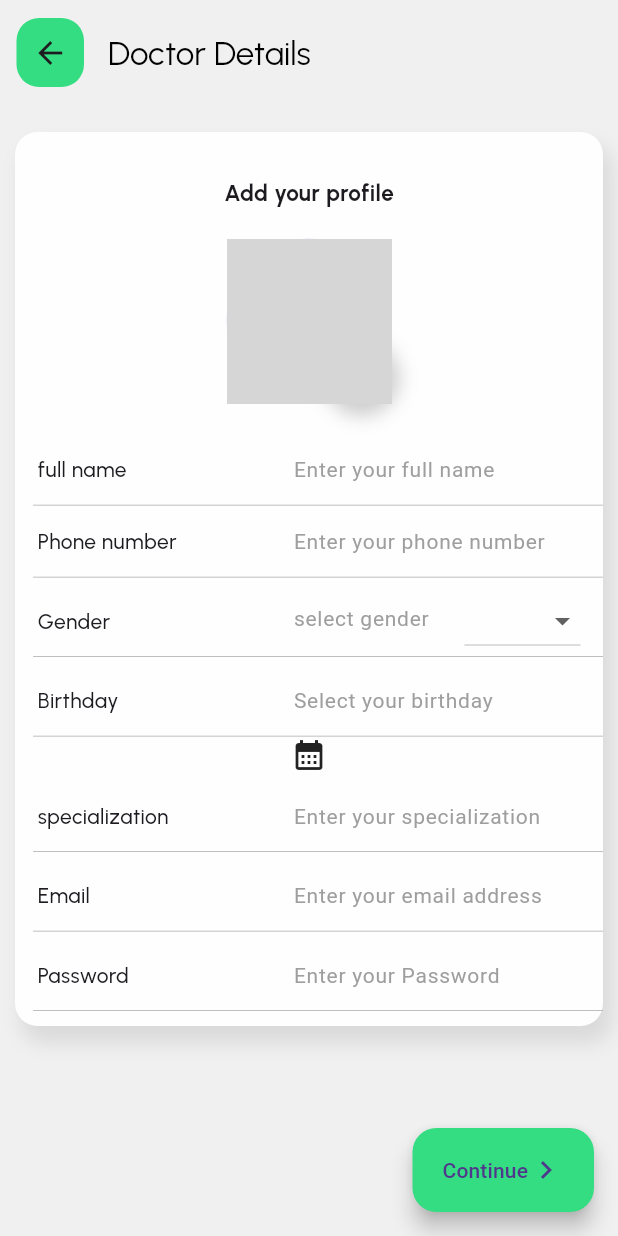
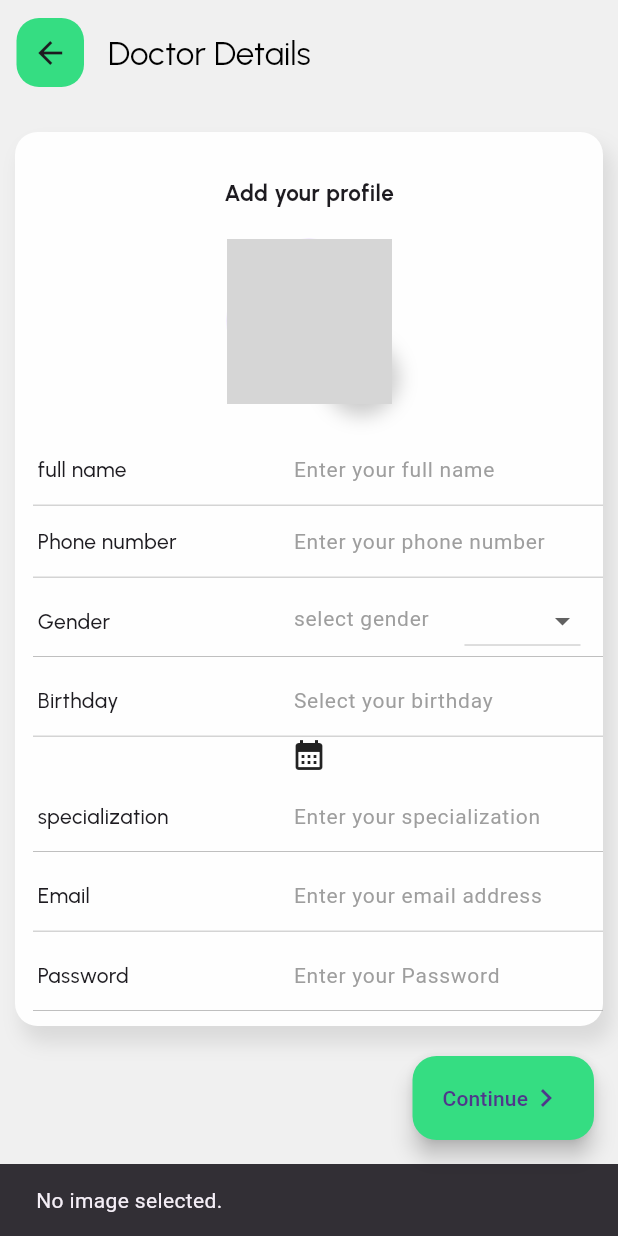
Before and after one commit to adnanpanakkad/Doc2heal_Doctor_App, a Flutter app: the DoctorDetails screen opened directly, after a tap on the "add" icon, on a phone screen of 412 x 824 dp. Run offline on Flutter 3.47's test engine with Material 3 defaults, Android fonts, the light colour scheme and no system bars; our stand-ins replace cloud_firestore, connectivity, firebase_auth, firebase_core, firebase_storage, google_fonts and 1 more; accounts and stored records are empty; grey boxes are pictures that could not be loaded.

Commit message:
code refactoring

```diff
--- a/lib/model/doctor_model.dart
+++ b/lib/model/doctor_model.dart
@@ -8,6 +8,7 @@ class DoctorModel {
   final String specialization;
   final String email;
   final String password;
+   String? uid;
 
   DoctorModel({
     this.imagepath,
@@ -19,6 +20,7 @@ class DoctorModel {
     required this.specialization,
     required this.email,
     required this.password,
+     this.uid,
   });
 
   // Factory constructor to create UserModel from JSON data
@@ -33,6 +35,7 @@ class DoctorModel {
       specialization: json['specialization'],
       email: json['email'],
       password: json['password'],
+      uid: json['uid'],
     );
   }
   Map<String, dynamic> toJson() {
@@ -46,6 +49,9 @@ class DoctorModel {
       'specialization': specialization,
       'email': email,
       'password': password,
+      'uid': uid,
     };
   }
+
+  static Future<DoctorModel?> fromMap(Map<String, dynamic> data) async {}
 }
--- a/lib/screens/bottombar_screens.dart
+++ b/lib/screens/bottombar_screens.dart
@@ -15,9 +15,7 @@ class __BottombarScreensState extends State<BottombarScreens> {
   final List<Widget> _pages = [
     const ScheduleScreen(),
     const ChatScreen(),
-    const ProfileScreen(
-      doctorId: '0',
-    ),
+    const ProfileScreen()
   ];
 
   @override
--- a/lib/screens/doctor_detailes_screen.dart
+++ b/lib/screens/doctor_detailes_screen.dart
@@ -1,4 +1,5 @@
 import 'dart:io';
+import 'package:cloud_firestore/cloud_firestore.dart';
 import 'package:doc2heal_doctor/model/doctor_model.dart';
 import 'package:doc2heal_doctor/screens/document_detailes.dart';
 import 'package:doc2heal_doctor/screens/welcome_screen.dart';
@@ -7,7 +8,7 @@ import 'package:doc2heal_doctor/services/firebase/firestore.dart';
 import 'package:doc2heal_doctor/utils/app_color.dart';
 import 'package:doc2heal_doctor/widgets/appbar/appbar.dart';
 import 'package:doc2heal_doctor/widgets/person_table/detail_tile.dart';
-import 'package:doc2heal_doctor/widgets/validator.dart';
+import 'package:doc2heal_doctor/utils/validator.dart';
 import 'package:firebase_storage/firebase_storage.dart';
 import 'package:flutter/material.dart';
 import 'package:google_fonts/google_fonts.dart';
@@ -23,7 +24,7 @@ class DoctorDetails extends StatefulWidget {
 
 class _DoctorDetailsState extends State<DoctorDetails> {
   String? selectedGender;
-  File? seletedImage;
+  File? _image;
   final TextEditingController _nameController = TextEditingController();
   final TextEditingController _phoneController = TextEditingController();
   final TextEditingController _genderController = TextEditingController();
@@ -96,9 +97,9 @@ class _DoctorDetailsState extends State<DoctorDetails> {
                             children: [
                               CircleAvatar(
                                 radius: 55,
-                                backgroundImage: seletedImage == null
+                                backgroundImage: _image == null
                                     ? const AssetImage('assets/Ellipse 1.png')
-                                    : FileImage(seletedImage!) as ImageProvider,
+                                    : FileImage(_image!) as ImageProvider,
                               ),
                               Container(
                                 decoration: BoxDecoration(
@@ -113,7 +114,9 @@ class _DoctorDetailsState extends State<DoctorDetails> {
                                   ],
                                 ),
                                 child: InkWell(
-                                  onTap: imagepicker,
+                                  onTap: () async {
+                                    pickAndUploadImage(context);
+                                  },
                                   child: const CircleAvatar(
                                     radius: 20,
                                     backgroundColor:
@@ -234,21 +237,22 @@ class _DoctorDetailsState extends State<DoctorDetails> {
         backgroundColor: Appcolor.primaryColor,
         onPressed: () async {
           if (formKey.currentState!.validate()) {
+            String? uid = await AuthenticationRepository.userEmailSignup(
+                _emailController.text, _passwordController.text);
+            if (uid != null) {
               DoctorModel doctor = DoctorModel(
-                imagepath: seletedImage!.path,
+                  imagepath: _image!.path,
                   name: _nameController.text.trim(),
                   phone: _phoneController.text.trim(),
                   gender: _genderController.text.trim(),
                   birthday: _birthController.text.trim(),
                   specialization: _specializationController.text.trim(),
                   email: _emailController.text.trim(),
-                password: _passwordController.text.trim());
-            await DoctorRepository().saveDoctorData(doctor, '0');
-            await AuthenticationRepository.userEmailSignup(
-                _emailController.text, _passwordController.text);
+                  password: _passwordController.text.trim(),
+                  uid: uid);
               Navigator.of(context).push(MaterialPageRoute(
                 builder: (context) => DocumentDetailes(
-                imagepath: seletedImage!.path,
+                  imagepath: _image!.path,
                   name: _nameController.text.trim(),
                   phone: _phoneController.text.trim(),
                   gender: _genderController.text.trim(),
@@ -258,6 +262,7 @@ class _DoctorDetailsState extends State<DoctorDetails> {
                   password: _passwordController.text.trim(),
                 ),
               ));
+            }
           }
         },
         label: const SizedBox(
@@ -272,30 +277,39 @@ class _DoctorDetailsState extends State<DoctorDetails> {
     );
   }
 
-  Future imagepicker() async {
-    final pickedImage =
-        await ImagePicker().pickImage(source: ImageSource.gallery);
-    if (pickedImage == null) return;
+  Future<String?> pickAndUploadImage(BuildContext context) async {
+    final ImagePicker picker = ImagePicker();
+    final XFile? image = await picker.pickImage(source: ImageSource.gallery);
+
+    if (image != null) {
       setState(() {
-      seletedImage = File(pickedImage.path);
+        _image = File(image.path);
       });
 
-    // Generate a unique filename for the image
-    String uniqueFilename = DateTime.now().microsecondsSinceEpoch.toString();
+      // Upload the image to Firebase Storage
+      final ref = FirebaseStorage.instance
+          .ref()
+          .child('images/${_image!.path.split('/').last}');
+      await ref.putFile(_image!);
 
-    // Create a reference to the location you want to upload to in Firebase Storage
-    Reference reference =
-        FirebaseStorage.instance.ref().child('images/$uniqueFilename');
+      // Retrieve the image URL
+      final url = await ref.getDownloadURL();
+      print('Image URL: $url');
 
-    // Upload the file to Firebase Storage
-    UploadTask uploadTask = reference.putFile(seletedImage!);
+      // Store the image URL in Firestore
+      // final firestore = FirebaseFirestore.instance;
+      // await firestore.doc('0').set(im
 
-    // Wait for the upload to complete and then get the download URL
-    TaskSnapshot taskSnapshot = await uploadTask;
-    String downloadUrl = await taskSnapshot.ref.getDownloadURL();
+      // )
 
-    // You can now use the downloadUrl for further processing, such as saving it to Firestore
-    print("Download URL: $downloadUrl");
+      // return url;
+    } else {
+      ScaffoldMessenger.of(context).showSnackBar(
+        SnackBar(content: Text('No image selected.')),
+      );
+      print('No image selected.');
+      return null;
+    }
   }
 
   Future<void> _getTimeFromUser(BuildContext context) async {
--- a/lib/screens/welcome_screen.dart
+++ b/lib/screens/welcome_screen.dart
@@ -1,6 +1,6 @@
 import 'package:doc2heal_doctor/screens/doctor_detailes_screen.dart';
 import 'package:doc2heal_doctor/screens/login_screen.dart';
-import 'package:doc2heal_doctor/widgets/button.dart';
+import 'package:doc2heal_doctor/widgets/common/button.dart';
 import 'package:flutter/material.dart';
 import 'package:google_fonts/google_fonts.dart';
 
```
Also changed, not shown: lib/screens/document_detailes.dart (+5 -3 lines), lib/screens/login_screen.dart (+16 -13 lines), lib/screens/profile_screen.dart (+9 -11 lines), lib/services/firebase/authentication.dart (+6 -6 lines), lib/services/firebase/firestore.dart (+21 -22 lines), lib/utils/validator.dart (renamed from lib/widgets/validator.dart), lib/widgets/common/button.dart (renamed from lib/widgets/button.dart), lib/widgets/common/custom_button.dart (renamed from lib/widgets/custom_button.dart), lib/widgets/common/rich_text.dart (renamed from lib/widgets/rich_text.dart), lib/widgets/text_feildes.dart/text_feild.dart (renamed from lib/widgets/text_feild.dart). Lines whose indentation alone changed are shown as unchanged.
